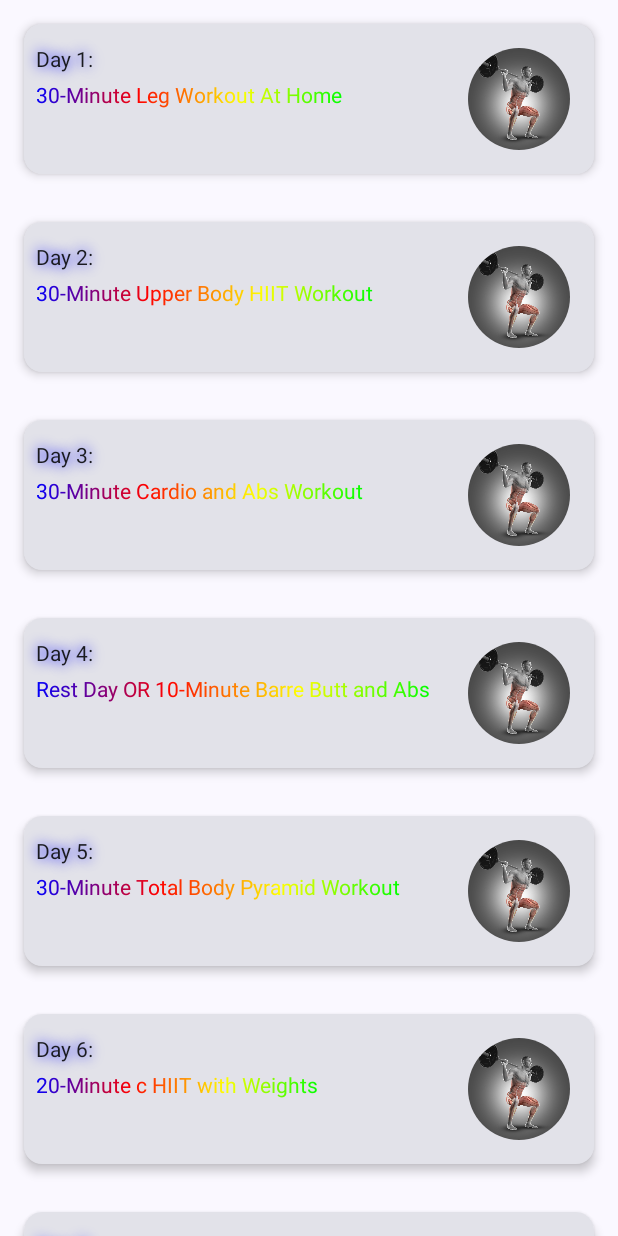
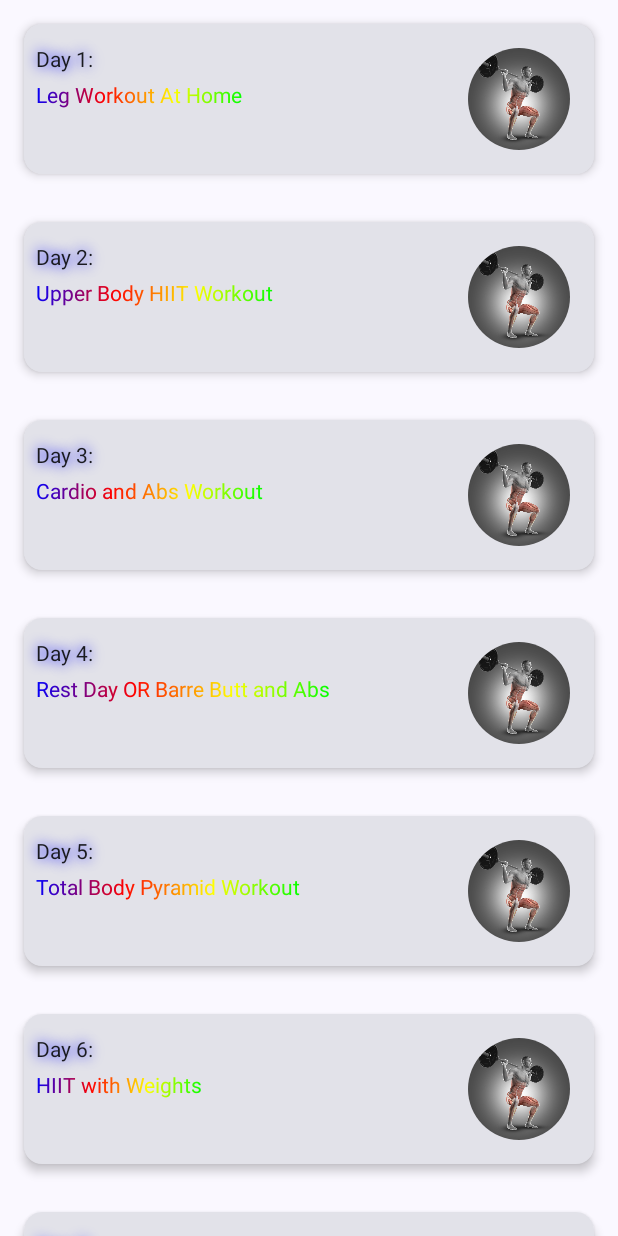
Before and after one commit to sourabhkumar47/30DaysOfFitness, an Android app built with Jetpack Compose: the screen it shows after launch (MainActivity), on a phone screen of 412 x 824 dp. Run offline under Robolectric (Android 15) with nearby library versions, the phone set to English and light mode, and no system bars.

Commit message:
updated string

```diff
--- a/app/src/main/java/com/example/plant30days/MainActivity.kt
+++ b/app/src/main/java/com/example/plant30days/MainActivity.kt
@@ -27,7 +27,6 @@ import androidx.compose.ui.Modifier
 import androidx.compose.ui.draw.clip
 import androidx.compose.ui.graphics.Brush
 import androidx.compose.ui.graphics.Color
-import androidx.compose.ui.graphics.Color.Companion.Cyan
 import androidx.compose.ui.graphics.Shadow
 import androidx.compose.ui.layout.ContentScale
 import androidx.compose.ui.res.painterResource
--- a/app/src/main/res/values/strings.xml
+++ b/app/src/main/res/values/strings.xml
@@ -2,57 +2,57 @@
     <string name="app_name">Fitness Freek</string>
 
     <string name="day1">Day 1:</string>
-    <string name="day1_name">30-Minute Leg Workout At Home</string>
+    <string name="day1_name">Leg Workout At Home</string>
     <string name="day1_Equipment">Equipment: Dumbbells and Optional Mini Loop Resistance Band</string>
     <string name="day1_time">Workout Time: 30 Minutes</string>
 
     <string name="day2">Day 2:</string>
-    <string name="day2_name">30-Minute Upper Body HIIT Workout</string>
+    <string name="day2_name">Upper Body HIIT Workout</string>
     <string name="day2_Equipment">Equipment: Dumbbells</string>
     <string name="day2_time">Workout Time: 30 Minutes</string>
 
     <string name="day3">Day 3:</string>
-    <string name="day3_name">30-Minute Cardio and Abs Workout</string>
+    <string name="day3_name">Cardio and Abs Workout</string>
     <string name="day3_Equipment">Equipment: One Dumbbell</string>
     <string name="day3_time">Workout Time: 30 Minutes</string>
 
     <string name="day4">Day 4:</string>
-    <string name="day4_name">Rest Day OR 10-Minute Barre Butt and Abs</string>
+    <string name="day4_name">Rest Day OR Barre Butt and Abs</string>
     <string name="day4_time">Workout Time: 10 Minutes</string>
     <string name="day4_Equipment">Equipment: None, Bodyweight Workout</string>
 
     <string name="day5">Day 5:</string>
-    <string name="day5_name">30-Minute Total Body Pyramid Workout</string>
+    <string name="day5_name">Total Body Pyramid Workout</string>
     <string name="day5_time">Workout Time: 30 Minutes</string>
     <string name="day5_Equipment">Equipment: Dumbbells</string>
 
     <string name="day6">Day 6:</string>
-    <string name="day6_name">20-Minute c HIIT with Weights</string>
+    <string name="day6_name">HIIT with Weights</string>
     <string name="day6_time">Workout Time: 20 Minutes</string>
     <string name="day6_Equipment">Equipment: Dumbbells</string>
 
     <string name="day7">Day 7:</string>
-    <string name="day7_name">Rest Day 10-Minute Stretch + Mobility OR 10-Minute Foam Rolling</string>
+    <string name="day7_name">Rest Day Or Stretch + Mobility OR 10-Minute Foam Rolling</string>
     <string name="day7_time">Workout Time: 10 Minutes</string>
     <string name="day7_Equipment">Equipment: Optional Foam Roller</string>
 
     <string name="day8">Day 8:</string>
-    <string name="day8_name">35-Minute Legs and Back Strength and Cardio</string>
+    <string name="day8_name">Legs and Back Strength and Cardio</string>
     <string name="day8_time">Workout Time: 35 Minutes</string>
     <string name="day8_Equipment">Equipment: Dumbbells</string>
 
     <string name="day9">Day 9:</string>
-    <string name="day9_name">30-Minute Arm Workout with Dumbbells</string>
+    <string name="day9_name">Arm Workout with Dumbbells</string>
     <string name="day9_time">Workout Time: 30 Minutes</string>
     <string name="day9_Equipment">Equipment: Dumbbells</string>
 
     <string name="day10">Day 10:</string>
-    <string name="day10_name">30-Minute Power Barre Workout</string>
+    <string name="day10_name">Power Barre Workout</string>
     <string name="day10_time">Workout Time: 30 Minutes</string>
     <string name="day10_Equipment">Equipment: Optional Light Dumbbells</string>
 
     <string name="day11">Day 11:</string>
-    <string name="day11_name">Rest Day OR 15-Minute Abs, Butt and Thighs</string>
+    <string name="day11_name">Rest Day OR  Abs, Butt and Thighs</string>
     <string name="day11_time">Workout Time: 15 Minutes</string>
     <string name="day11_Equipment">Equipment: None, Bodyweight Workout</string>
 
@@ -132,22 +132,22 @@
     <string name="day26_time">Workout Time: 30 Minutes</string>
 
     <string name="day27">Day 27:</string>
-    <string name="day27_name">30-Minute Full Body HIIT Workout (No Repeats)</string>
+    <string name="day27_name">3Full Body HIIT Workout (No Repeats)</string>
     <string name="day27_Equipment">Equipment: Dumbbells</string>
     <string name="day27_time">Workout Time: 30 Minutes</string>
 
     <string name="day28">Day 28:</string>
-    <string name="day28_name"> Rest Day 10-Minute Stretch + Mobility OR 10-Minute Foam Rolling</string>
+    <string name="day28_name">Stretch + Mobility OR 10-Minute Foam Rolling</string>
     <string name="day28_Equipment"> Equipment: Optional Foam Roller</string>
     <string name="day28_time">Workout Time: 10 Minutes</string>
 
     <string name="day29">Day 29:</string>
-    <string name="day29_name">30-Minute Total Body HIIT with Weights</string>
+    <string name="day29_name">Total Body HIIT with Weights</string>
     <string name="day29_Equipment">Equipment: Dumbbells</string>
     <string name="day29_time">Workout Time: 30 Minutes</string>
 
     <string name="day30">Day 30:</string>
-    <string name="day30_name">20-Minute Full Body HIIT Workout</string>
+    <string name="day30_name">Full Body HIIT Workout</string>
     <string name="day30_time">Workout Time: 20 Minutes</string>
     <string name="day30_Equipment">Equipment: Dumbbells</string>
 
```
